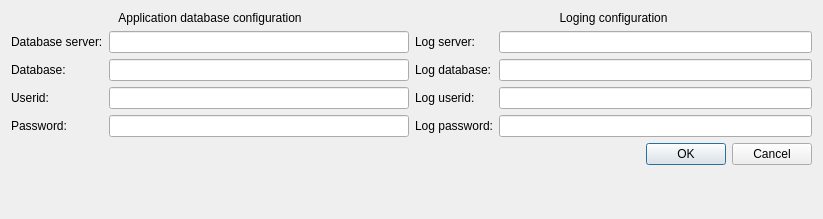
Old version of the form applicationsettingsdialog.ui in the repository Cvelthoven/AutoCost.
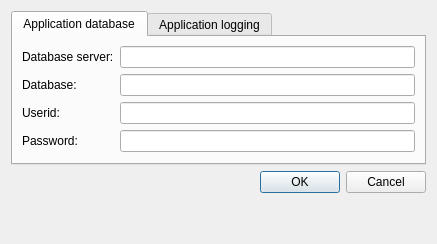
New version of the form.

Commit message: Application Settings dialog changed to tab view

```diff
--- a/applicationsettingsdialog.ui
+++ b/applicationsettingsdialog.ui
@@ -6,8 +6,8 @@
    <rect>
     <x>0</x>
     <y>0</y>
-    <width>823</width>
-    <height>219</height>
+    <width>437</width>
+    <height>244</height>
    </rect>
   </property>
   <property name="windowTitle">
@@ -15,25 +15,15 @@
   </property>
   <layout class="QVBoxLayout" name="verticalLayout">
    <item>
-    <layout class="QHBoxLayout" name="horizontalLayout_2">
-     <property name="topMargin">
+    <widget class="QTabWidget" name="tabWidget">
+     <property name="currentIndex">
       <number>0</number>
      </property>
-     <item>
-      <layout class="QVBoxLayout" name="verticalLayout_3">
-       <property name="topMargin">
-        <number>0</number>
-       </property>
-       <item>
-        <widget class="QLabel" name="lblAplDbForm">
-         <property name="text">
-          <string>Application database configuration</string>
-         </property>
-         <property name="alignment">
-          <set>Qt::AlignCenter</set>
-         </property>
-        </widget>
-       </item>
+     <widget class="QWidget" name="tab">
+      <attribute name="title">
+       <string>Application database</string>
+      </attribute>
+      <layout class="QVBoxLayout" name="verticalLayout_4">
        <item>
         <layout class="QFormLayout" name="AplDbSettingsForm">
          <property name="topMargin">
@@ -85,25 +75,12 @@
         </layout>
        </item>
       </layout>
-     </item>
-     <item>
+     </widget>
+     <widget class="QWidget" name="tab_2">
+      <attribute name="title">
+       <string>Application logging</string>
+      </attribute>
       <layout class="QVBoxLayout" name="verticalLayout_2">
-       <property name="topMargin">
-        <number>0</number>
-       </property>
-       <property name="rightMargin">
-        <number>0</number>
-       </property>
-       <item>
-        <widget class="QLabel" name="lblLogForm">
-         <property name="text">
-          <string>Loging configuration</string>
-         </property>
-         <property name="alignment">
-          <set>Qt::AlignCenter</set>
-         </property>
-        </widget>
-       </item>
        <item>
         <layout class="QFormLayout" name="LogSettingsForm">
          <property name="topMargin">
@@ -155,22 +132,18 @@
         </layout>
        </item>
       </layout>
-     </item>
-    </layout>
+     </widget>
+    </widget>
    </item>
    <item>
-    <layout class="QHBoxLayout" name="horizontalLayout">
-     <item>
-      <widget class="QDialogButtonBox" name="buttonBox">
-       <property name="orientation">
-        <enum>Qt::Horizontal</enum>
-       </property>
-       <property name="standardButtons">
-        <set>QDialogButtonBox::Cancel|QDialogButtonBox::Ok</set>
-       </property>
-      </widget>
-     </item>
-    </layout>
+    <widget class="QDialogButtonBox" name="buttonBox">
+     <property name="orientation">
+      <enum>Qt::Horizontal</enum>
+     </property>
+     <property name="standardButtons">
+      <set>QDialogButtonBox::Cancel|QDialogButtonBox::Ok</set>
+     </property>
+    </widget>
    </item>
    <item>
     <spacer name="verticalSpacer">
```
Left out of the diff: 10 changed lines with no effect on the pictures.
